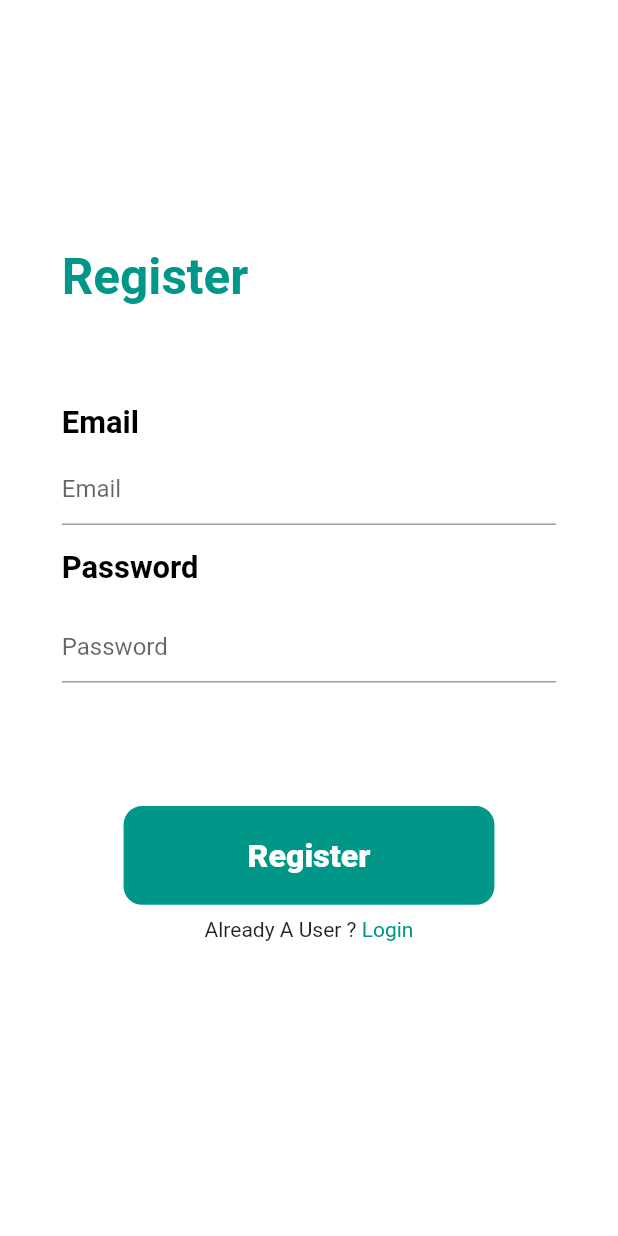
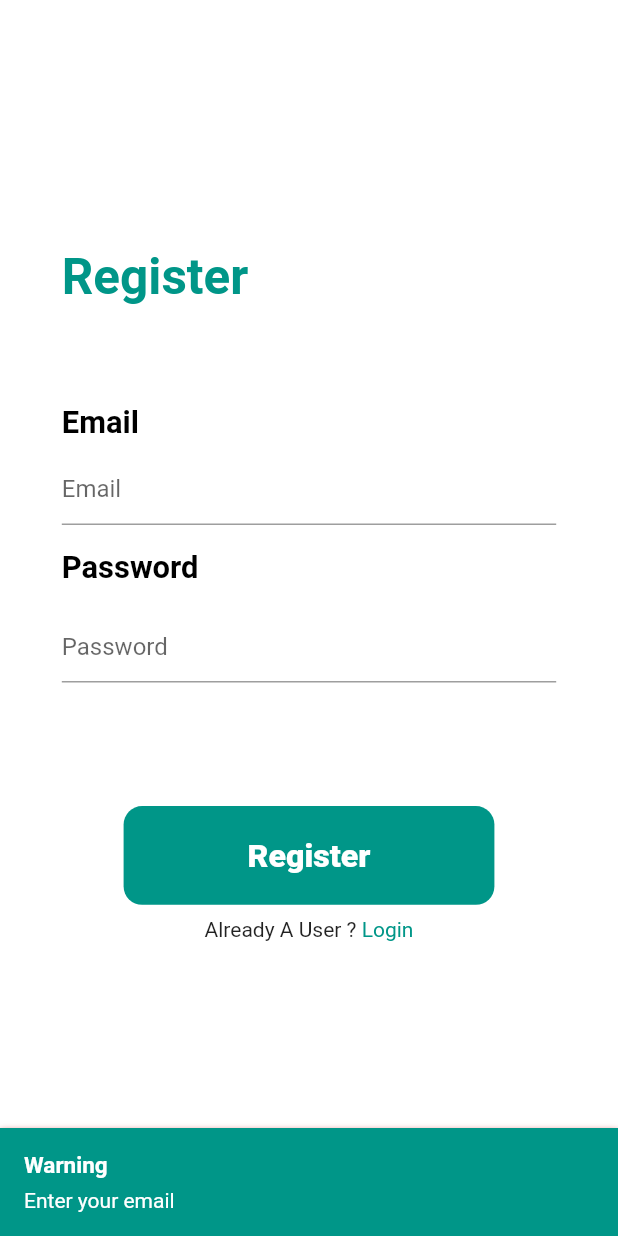
Before and after one commit to Mohamed-Abdelrazeq/Easy-Chat, a Flutter app: the RegisterScreen screen opened by its route, after a tap on "Register", on a phone screen of 412 x 824 dp. Run offline on Flutter 3.47's test engine with Material 2 defaults, Android fonts, the phone set to English and light mode, and no system bars; our stand-ins replace firebase_auth, firebase_core, flushbar, flutter_spinkit; accounts and stored records are empty.

Commit message:
Register working Auth Done

```diff
--- a/lib/Views/Screens/LoginScreen.dart
+++ b/lib/Views/Screens/LoginScreen.dart
@@ -89,7 +89,7 @@ class LoginScreen extends StatelessWidget {
                     if (myReturn == true){
                       email.clear();
                       password.clear();
-                      Navigator.pushNamed(context, '/Test');
+                      Navigator.pushNamed(context, '/ChatScreen');
                     }
                     else if (myReturn == 'password') {
                       Flushbar(
--- a/lib/Views/Screens/RegisterScreen.dart
+++ b/lib/Views/Screens/RegisterScreen.dart
@@ -1,8 +1,10 @@
 import 'package:easychat_app/Views/Component/MyTextField.dart';
+import 'package:easychat_app/Views/Functions/Auth.dart';
+import 'package:flushbar/flushbar.dart';
 import 'package:flutter/material.dart';
 
-TextEditingController firstName = TextEditingController();
-TextEditingController secondName = TextEditingController();
+TextEditingController email = TextEditingController();
+TextEditingController password = TextEditingController();
 
 class RegisterScreen extends StatelessWidget {
   @override
@@ -42,7 +44,7 @@ class RegisterScreen extends StatelessWidget {
                 ),
               ),
               SizedBox(height: height*.01,),
-              MyTextField(hint: "Email",controller: firstName,),
+              MyTextField(hint: "Email",controller: email,),
               SizedBox(height: height*.02,),
               Text(
                 'Password',
@@ -53,14 +55,50 @@ class RegisterScreen extends StatelessWidget {
                 ),
               ),
               SizedBox(height: height*.02,),
-              MyTextField(hint: 'Password',controller: secondName,),
+              MyTextField(hint: 'Password',controller: password,),
               SizedBox(height: height*.1,),
               GestureDetector(
                 onTap: () async {
-                  //Register to auth
+                  //Close Keyboard
                   FocusScope.of(context).requestFocus(FocusNode());
-                  firstName.clear();
-                  secondName.clear();
+                  //Check textfields
+                  if(email.text == ''){
+                    Flushbar(
+                      title: "Warning",
+                      message: "Enter your email",
+                      backgroundColor: Colors.teal,
+                      boxShadows: [BoxShadow(color: Colors.red[800], offset: Offset(0.0, 2.0), blurRadius: 3.0,)],
+                      duration:  Duration(seconds: 2),
+                    ).show(context);
+                  }
+                  else if(password.text == ''){
+                    Flushbar(
+                      title: "Warning",
+                      message: "Enter your password",
+                      backgroundColor: Colors.teal,
+                      boxShadows: [BoxShadow(color: Colors.red[800], offset: Offset(0.0, 2.0), blurRadius: 3.0,)],
+                      duration:  Duration(seconds: 2),
+                    ).show(context);
+                  }
+                  else {
+                    //make request
+                    var myReturn = await register(email.text, password.text);
+                    //test response
+                    if (myReturn == true){
+                      email.clear();
+                      password.clear();
+                      Navigator.pop(context);
+                    }
+                    else{
+                      Flushbar(
+                        title: "Warning",
+                        message: myReturn.toString(),
+                        backgroundColor: Colors.teal,
+                        boxShadows: [BoxShadow(color: Colors.red[800], offset: Offset(0.0, 2.0), blurRadius: 3.0,)],
+                        duration:  Duration(seconds: 2),
+                      ).show(context);
+                    }
+                  }
                 },
                 child: Container(
                   margin: EdgeInsets.symmetric(horizontal: width*.1),
--- a/lib/main.dart
+++ b/lib/main.dart
@@ -1,3 +1,4 @@
+import 'package:easychat_app/Views/Screens/ChatScreen.dart';
 import 'package:easychat_app/Views/Screens/TestScreen.dart';
 import 'package:flutter/material.dart';
 
@@ -24,6 +25,7 @@ class App extends StatelessWidget {
         '/Register': (context) => RegisterScreen(),
         '/Login': (context) => LoginScreen(),
         '/Test': (context) => TestScreen(),
+        '/ChatScreen': (context) => ChatScreen(),
       },
       home: FutureBuilder(
         // Initialize FlutterFire:
```
Also changed, not shown: lib/Views/Functions/Auth.dart (+7 -7 lines), lib/Views/Screens/ChatScreen.dart (+4 -60 lines).
